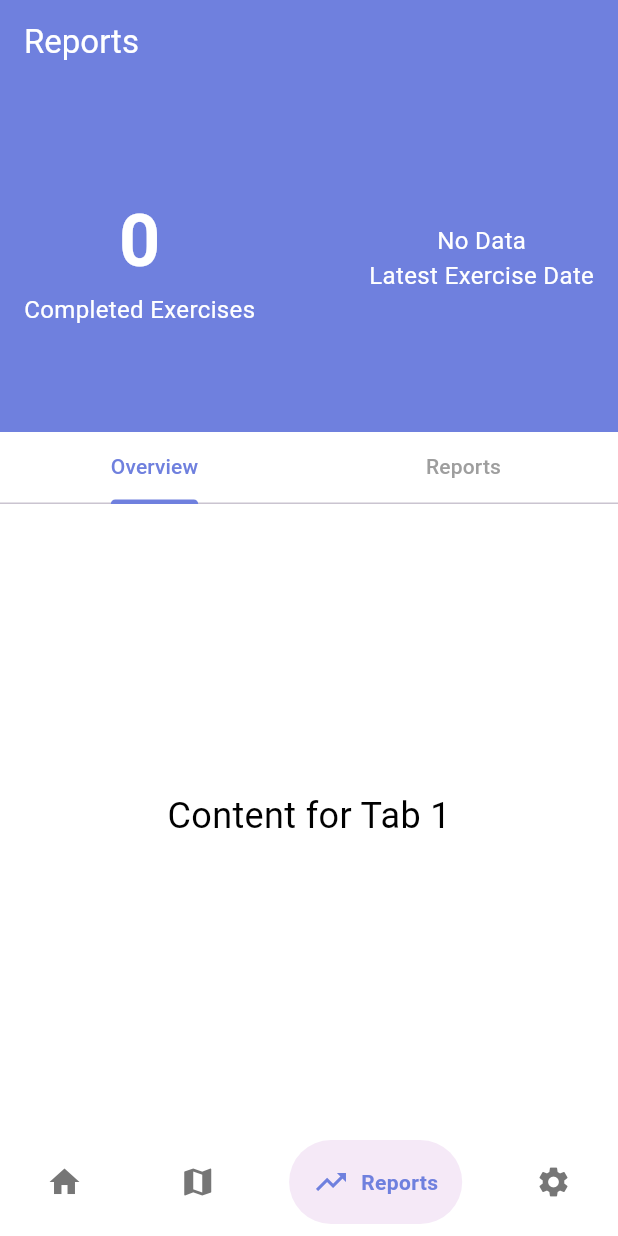
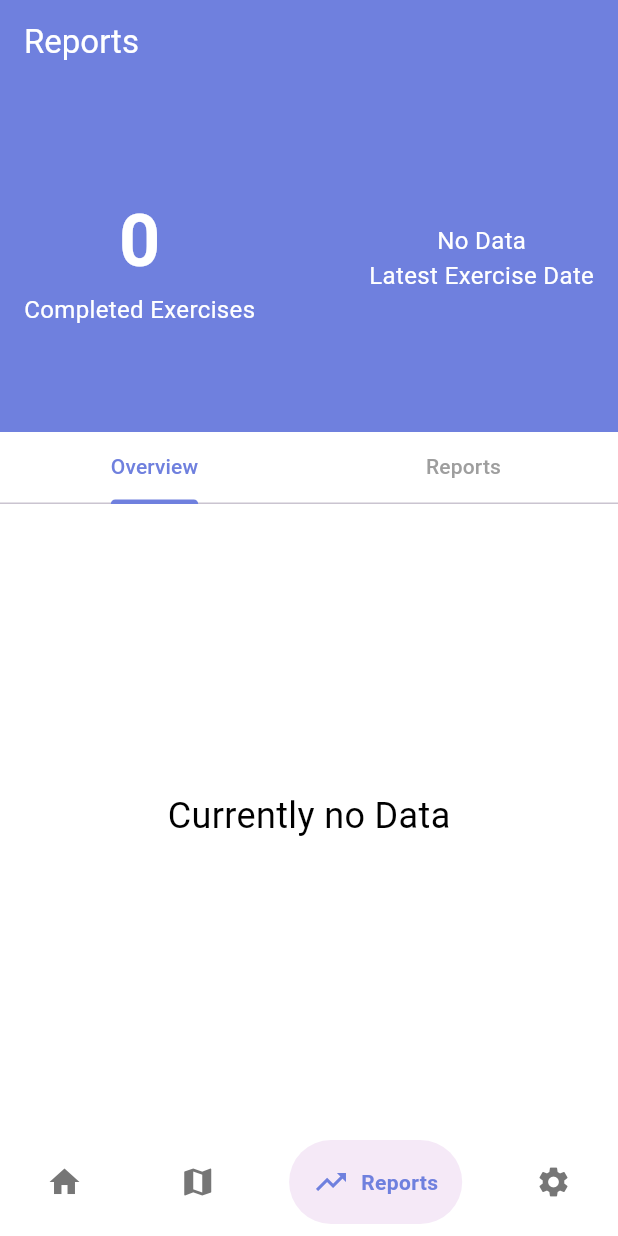
Before and after one commit to Kenneth-mijares/Uplift, a Flutter app: the screen it shows once a user with an empty profile is signed in, item 3 of the bottom bar chosen, on a phone screen of 412 x 824 dp. Run offline on Flutter 3.47's test engine with Material 3 defaults, Android fonts, the phone set to English and light mode, and no system bars; drawn by our look-alikes of google_nav_bar; our stand-ins replace camera, cloud_firestore, firebase_auth, firebase_core, geolocator, google_fonts and 2 more; missing offline and left inert: map_launcher, standard_searchbar; accounts and stored records are empty.

Commit message:
temporary no data for tab 1

```diff
--- a/lib/pages/reports page/reports_page.dart
+++ b/lib/pages/reports page/reports_page.dart
@@ -162,7 +162,7 @@ class _ReportsPageState extends State<ReportsPage> {
                           padding: const EdgeInsets.all(16.0),
                           child: const Center(
                             child: Text(
-                              'Content for Tab 1',
+                              'Currently no Data',
                               style: TextStyle(
                                 color: Color.fromARGB(255, 0, 0, 0),
                                 fontSize: 24,
```
